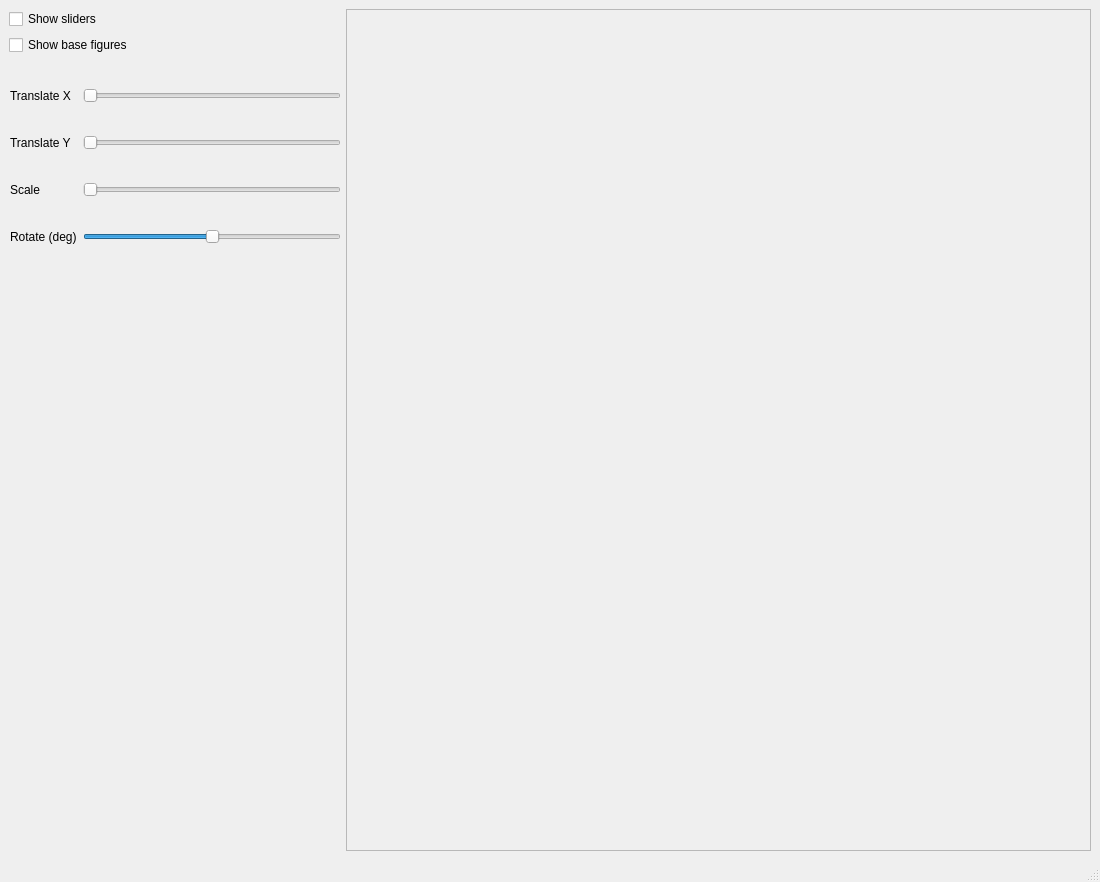
This is 2/main.ui in awarebayes/kg as Qt 5 draws it before an edit. The edited form follows.
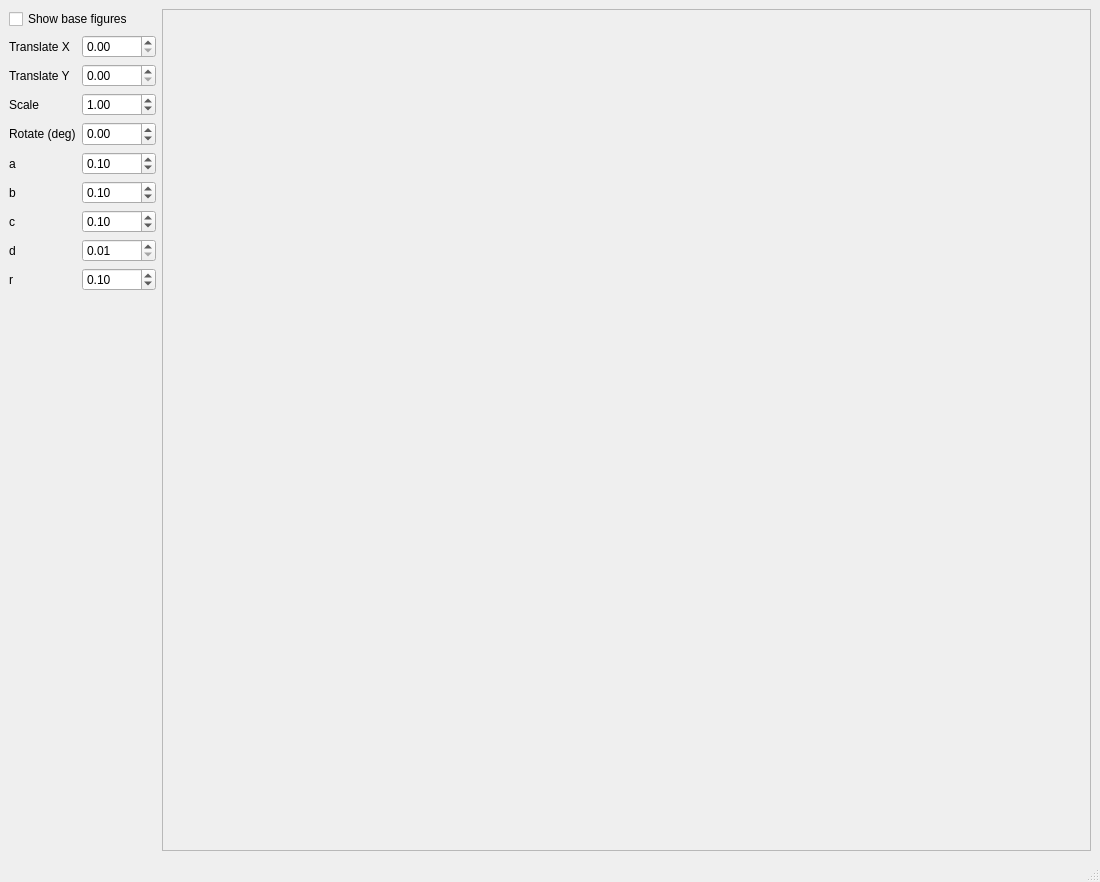
This is the edited form.

```diff
--- a/2/main.ui
+++ b/2/main.ui
@@ -14,16 +14,9 @@
    <string>MainWindow</string>
   </property>
   <widget class="QWidget" name="centralwidget">
-   <layout class="QHBoxLayout" name="horizontalLayout" stretch="1,5">
+   <layout class="QHBoxLayout" name="horizontalLayout" stretch="0,5">
     <item>
      <layout class="QVBoxLayout" name="verticalLayout">
-      <item>
-       <widget class="QCheckBox" name="showSlidersCB">
-        <property name="text">
-         <string>Show sliders</string>
-        </property>
-       </widget>
-      </item>
       <item>
        <widget class="QCheckBox" name="ShowBaseFigures">
         <property name="text">
@@ -32,121 +25,66 @@
        </widget>
       </item>
       <item>
-       <widget class="QStackedWidget" name="stackedWidget">
-        <property name="currentIndex">
-         <number>0</number>
-        </property>
-        <widget class="QWidget" name="page">
-         <property name="minimumSize">
-          <size>
-           <width>331</width>
-           <height>225</height>
-          </size>
-         </property>
-         <widget class="QWidget" name="formLayoutWidget">
-          <property name="geometry">
-           <rect>
-            <x>1</x>
-            <y>1</y>
-            <width>331</width>
-            <height>211</height>
-           </rect>
+       <layout class="QGridLayout" name="gridLayout_2" rowstretch="1,0,0,0,0,0,0,0,0" columnstretch="0,0">
+        <item row="6" column="1">
+         <widget class="QDoubleSpinBox" name="CSB">
+          <property name="minimum">
+           <double>0.010000000000000</double>
+          </property>
+          <property name="maximum">
+           <double>1.000000000000000</double>
+          </property>
+          <property name="singleStep">
+           <double>0.100000000000000</double>
           </property>
-          <layout class="QGridLayout" name="gridLayout">
-           <item row="1" column="0">
-            <widget class="QLabel" name="TransYLabel">
-             <property name="text">
-              <string>Translate Y</string>
+          <property name="value">
+           <double>0.100000000000000</double>
              </property>
             </widget>
            </item>
-           <item row="0" column="0">
-            <widget class="QLabel" name="TransXLabel">
+        <item row="5" column="0">
+         <widget class="QLabel" name="label_5">
              <property name="text">
-              <string>Translate X</string>
+           <string>b</string>
              </property>
             </widget>
            </item>
-           <item row="1" column="1">
-            <widget class="QSlider" name="TransYSlider">
-             <property name="orientation">
-              <enum>Qt::Horizontal</enum>
-             </property>
-            </widget>
-           </item>
-           <item row="3" column="1">
-            <widget class="QSlider" name="RotateSlider">
+        <item row="5" column="1">
+         <widget class="QDoubleSpinBox" name="BSB">
              <property name="minimum">
-              <number>-180</number>
+           <double>0.010000000000000</double>
              </property>
              <property name="maximum">
-              <number>180</number>
-             </property>
-             <property name="orientation">
-              <enum>Qt::Horizontal</enum>
-             </property>
-            </widget>
-           </item>
-           <item row="2" column="1">
-            <widget class="QSlider" name="ScaleSlider">
+           <double>1.000000000000000</double>
+          </property>
+          <property name="singleStep">
+           <double>0.100000000000000</double>
+          </property>
+          <property name="value">
+           <double>0.100000000000000</double>
+          </property>
+         </widget>
+        </item>
+        <item row="7" column="1">
+         <widget class="QDoubleSpinBox" name="DSB">
              <property name="minimum">
-              <number>1</number>
+           <double>0.010000000000000</double>
              </property>
              <property name="maximum">
-              <number>20</number>
-             </property>
-             <property name="orientation">
-              <enum>Qt::Horizontal</enum>
-             </property>
-             <property name="invertedAppearance">
-              <bool>false</bool>
-             </property>
-             <property name="invertedControls">
-              <bool>false</bool>
-             </property>
-            </widget>
-           </item>
-           <item row="0" column="1">
-            <widget class="QSlider" name="TransXSlider">
-             <property name="orientation">
-              <enum>Qt::Horizontal</enum>
-             </property>
-            </widget>
-           </item>
-           <item row="2" column="0">
-            <widget class="QLabel" name="ScaleLabel">
+           <double>1.000000000000000</double>
+          </property>
+          <property name="singleStep">
+           <double>0.100000000000000</double>
+          </property>
+         </widget>
+        </item>
+        <item row="7" column="0">
+         <widget class="QLabel" name="label_7">
              <property name="text">
-              <string>Scale</string>
+           <string>d</string>
              </property>
             </widget>
            </item>
-           <item row="3" column="0">
-            <widget class="QLabel" name="RotateLabel">
-             <property name="text">
-              <string>Rotate (deg)</string>
-             </property>
-            </widget>
-           </item>
-          </layout>
-         </widget>
-        </widget>
-        <widget class="QWidget" name="page_2">
-         <property name="minimumSize">
-          <size>
-           <width>331</width>
-           <height>225</height>
-          </size>
-         </property>
-         <widget class="QWidget" name="gridLayoutWidget">
-          <property name="geometry">
-           <rect>
-            <x>0</x>
-            <y>0</y>
-            <width>331</width>
-            <height>211</height>
-           </rect>
-          </property>
-          <layout class="QGridLayout" name="gridLayout_2" rowstretch="1,0,0,0" columnstretch="0,0">
            <item row="0" column="0">
             <widget class="QLabel" name="TransXLabel1">
              <property name="text">
@@ -154,6 +92,39 @@
              </property>
             </widget>
            </item>
+        <item row="2" column="1">
+         <widget class="QDoubleSpinBox" name="ScaleSB">
+          <property name="minimum">
+           <double>0.100000000000000</double>
+          </property>
+          <property name="maximum">
+           <double>20.000000000000000</double>
+          </property>
+          <property name="singleStep">
+           <double>0.500000000000000</double>
+          </property>
+          <property name="value">
+           <double>1.000000000000000</double>
+          </property>
+         </widget>
+        </item>
+        <item row="0" column="1">
+         <widget class="QDoubleSpinBox" name="TransXSB">
+          <property name="maximum">
+           <double>1.000000000000000</double>
+          </property>
+          <property name="singleStep">
+           <double>0.050000000000000</double>
+          </property>
+         </widget>
+        </item>
+        <item row="4" column="0">
+         <widget class="QLabel" name="label">
+          <property name="text">
+           <string>a</string>
+          </property>
+         </widget>
+        </item>
            <item row="3" column="0">
             <widget class="QLabel" name="RotateLabel1">
              <property name="text">
@@ -175,16 +146,6 @@
              </property>
             </widget>
            </item>
-           <item row="0" column="1">
-            <widget class="QDoubleSpinBox" name="TransXSB">
-             <property name="maximum">
-              <double>1.000000000000000</double>
-             </property>
-             <property name="singleStep">
-              <double>0.050000000000000</double>
-             </property>
-            </widget>
-           </item>
            <item row="1" column="1">
             <widget class="QDoubleSpinBox" name="TransYSB">
              <property name="maximum">
@@ -195,24 +156,37 @@
              </property>
             </widget>
            </item>
-           <item row="2" column="1">
-            <widget class="QDoubleSpinBox" name="ScaleSB">
+        <item row="4" column="1">
+         <widget class="QDoubleSpinBox" name="ASB">
              <property name="minimum">
-              <double>0.100000000000000</double>
+           <double>0.010000000000000</double>
              </property>
              <property name="maximum">
-              <double>20.000000000000000</double>
+           <double>1.000000000000000</double>
              </property>
              <property name="singleStep">
-              <double>0.500000000000000</double>
+           <double>0.100000000000000</double>
              </property>
              <property name="value">
-              <double>1.000000000000000</double>
+           <double>0.100000000000000</double>
+          </property>
+         </widget>
+        </item>
+        <item row="6" column="0">
+         <widget class="QLabel" name="label_6">
+          <property name="text">
+           <string>c</string>
              </property>
             </widget>
            </item>
            <item row="3" column="1">
             <widget class="QDoubleSpinBox" name="RotateSB">
+          <property name="minimumSize">
+           <size>
+            <width>74</width>
+            <height>24</height>
+           </size>
+          </property>
              <property name="minimum">
               <double>-180.000000000000000</double>
              </property>
@@ -224,10 +198,30 @@
              </property>
             </widget>
            </item>
-          </layout>
-         </widget>
-        </widget>
-       </widget>
+        <item row="8" column="0">
+         <widget class="QLabel" name="label_9">
+          <property name="text">
+           <string>r</string>
+          </property>
+         </widget>
+        </item>
+        <item row="8" column="1">
+         <widget class="QDoubleSpinBox" name="RSB">
+          <property name="minimum">
+           <double>0.010000000000000</double>
+          </property>
+          <property name="maximum">
+           <double>1.000000000000000</double>
+          </property>
+          <property name="singleStep">
+           <double>0.100000000000000</double>
+          </property>
+          <property name="value">
+           <double>0.100000000000000</double>
+          </property>
+         </widget>
+        </item>
+       </layout>
       </item>
       <item>
        <spacer name="verticalSpacer">
```
Lines whose indentation alone changed are shown as unchanged.
